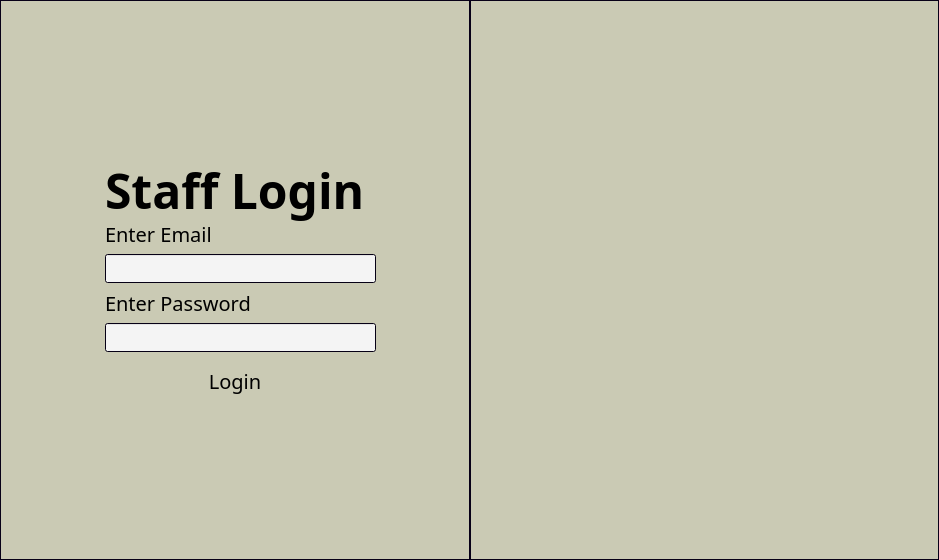
Gearworks-Software/BSS-Application-System, file frontend-desktop/mainwindow.ui: the form before one commit.
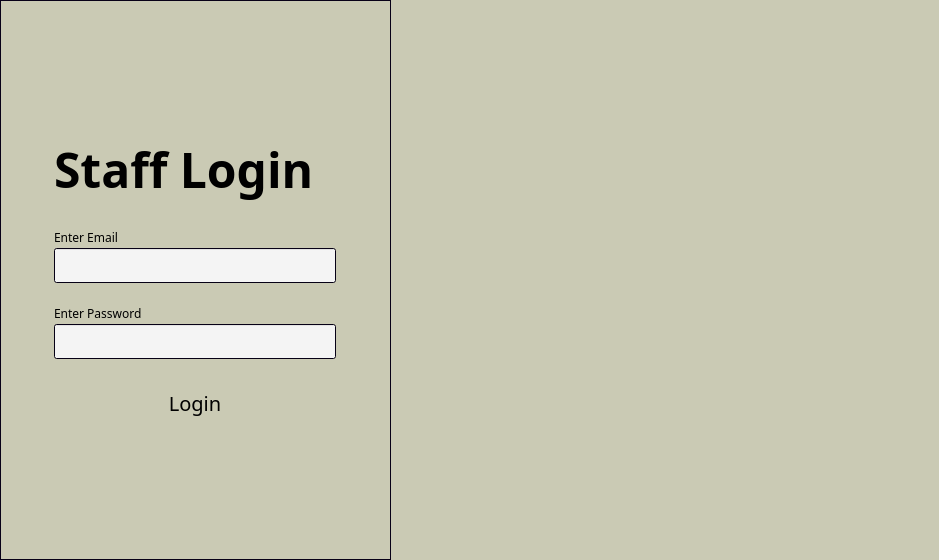
The form after the commit. The open tabs and pages were chosen to show the change. Icons and pictures are not drawn.

Commit message: style: update app to dark theme

Patch:
```diff
--- a/frontend-desktop/mainwindow.ui
+++ b/frontend-desktop/mainwindow.ui
@@ -201,7 +201,7 @@
         </property>
         <item row="0" column="0">
          <widget class="QWidget" name="login_screen" native="true">
-          <layout class="QHBoxLayout" name="horizontalLayout_2" stretch="0,0">
+          <layout class="QHBoxLayout" name="horizontalLayout_2" stretch="5,7">
            <property name="spacing">
             <number>0</number>
            </property>
@@ -280,11 +280,8 @@
               <enum>QFrame::Shadow::Raised</enum>
              </property>
              <layout class="QHBoxLayout" name="horizontalLayout_6">
-              <property name="sizeConstraint">
-               <enum>QLayout::SizeConstraint::SetMaximumSize</enum>
-              </property>
-              <item alignment="Qt::AlignmentFlag::AlignHCenter|Qt::AlignmentFlag::AlignVCenter">
-               <widget class="QFrame" name="login_form_4">
+              <item>
+               <widget class="QFrame" name="login_form">
                 <property name="sizePolicy">
                  <sizepolicy hsizetype="Minimum" vsizetype="Minimum">
                   <horstretch>0</horstretch>
@@ -294,23 +291,41 @@
                 <property name="minimumSize">
                  <size>
                   <width>300</width>
-                  <height>300</height>
+                  <height>340</height>
                  </size>
                 </property>
+                <property name="maximumSize">
+                 <size>
+                  <width>300</width>
+                  <height>340</height>
+                 </size>
+                </property>
+                <property name="autoFillBackground">
+                 <bool>false</bool>
+                </property>
                 <property name="frameShape">
                  <enum>QFrame::Shape::NoFrame</enum>
                 </property>
                 <property name="frameShadow">
-                 <enum>QFrame::Shadow::Raised</enum>
+                 <enum>QFrame::Shadow::Plain</enum>
                 </property>
+                <layout class="QVBoxLayout" name="verticalLayout_3">
+                 <property name="spacing">
+                  <number>0</number>
+                 </property>
+                 <property name="topMargin">
+                  <number>0</number>
+                 </property>
+                 <property name="bottomMargin">
+                  <number>0</number>
+                 </property>
+                 <item>
                 <widget class="QLabel" name="login_header">
-                 <property name="geometry">
-                  <rect>
-                   <x>20</x>
-                   <y>30</y>
-                   <width>301</width>
-                   <height>61</height>
-                  </rect>
+                   <property name="sizePolicy">
+                    <sizepolicy hsizetype="Preferred" vsizetype="Maximum">
+                     <horstretch>0</horstretch>
+                     <verstretch>0</verstretch>
+                    </sizepolicy>
                  </property>
                  <property name="font">
                   <font>
@@ -327,257 +342,276 @@
                   <bool>true</bool>
                  </property>
                 </widget>
-                <widget class="QPushButton" name="login_button">
-                 <property name="geometry">
-                  <rect>
-                   <x>90</x>
-                   <y>230</y>
-                   <width>120</width>
-                   <height>41</height>
-                  </rect>
-                 </property>
-                 <property name="palette">
-                  <palette>
-                   <active>
-                    <colorrole role="Button">
-                     <brush brushstyle="SolidPattern">
-                      <color alpha="255">
-                       <red>2</red>
-                       <green>115</green>
-                       <blue>74</blue>
-                      </color>
-                     </brush>
-                    </colorrole>
-                    <colorrole role="Text">
-                     <brush brushstyle="SolidPattern">
-                      <color alpha="255">
-                       <red>255</red>
-                       <green>255</green>
-                       <blue>255</blue>
-                      </color>
-                     </brush>
-                    </colorrole>
-                   </active>
-                   <inactive>
-                    <colorrole role="Button">
-                     <brush brushstyle="SolidPattern">
-                      <color alpha="255">
-                       <red>2</red>
-                       <green>115</green>
-                       <blue>74</blue>
-                      </color>
-                     </brush>
-                    </colorrole>
-                    <colorrole role="Text">
-                     <brush brushstyle="SolidPattern">
-                      <color alpha="255">
-                       <red>255</red>
-                       <green>255</green>
-                       <blue>255</blue>
-                      </color>
-                     </brush>
-                    </colorrole>
-                   </inactive>
-                   <disabled>
-                    <colorrole role="Button">
-                     <brush brushstyle="SolidPattern">
-                      <color alpha="107">
-                       <red>255</red>
-                       <green>255</green>
-                       <blue>255</blue>
-                      </color>
-                     </brush>
-                    </colorrole>
-                    <colorrole role="ButtonText">
-                     <brush brushstyle="SolidPattern">
-                      <color alpha="135">
-                       <red>255</red>
-                       <green>255</green>
-                       <blue>255</blue>
-                      </color>
-                     </brush>
-                    </colorrole>
-                   </disabled>
-                  </palette>
-                 </property>
-                 <property name="font">
-                  <font>
-                   <family>Montserrat</family>
-                   <pointsize>15</pointsize>
-                   <italic>false</italic>
-                   <bold>false</bold>
-                  </font>
-                 </property>
-                 <property name="text">
-                  <string>Login</string>
-                 </property>
-                 <property name="flat">
-                  <bool>true</bool>
-                 </property>
-                </widget>
-                <widget class="QWidget" name="layoutWidget">
-                 <property name="geometry">
-                  <rect>
-                   <x>20</x>
-                   <y>90</y>
-                   <width>271</width>
-                   <height>132</height>
-                  </rect>
-                 </property>
+                 </item>
+                 <item>
                  <layout class="QGridLayout" name="login_fields">
-                  <item row="1" column="0">
-                   <widget class="QLineEdit" name="email_field">
-                    <property name="palette">
-                     <palette>
-                      <active>
-                       <colorrole role="Text">
-                        <brush brushstyle="SolidPattern">
-                         <color alpha="255">
-                          <red>30</red>
-                          <green>30</green>
-                          <blue>30</blue>
-                         </color>
-                        </brush>
-                       </colorrole>
-                       <colorrole role="Base">
-                        <brush brushstyle="SolidPattern">
-                         <color alpha="255">
-                          <red>244</red>
-                          <green>244</green>
-                          <blue>244</blue>
-                         </color>
-                        </brush>
-                       </colorrole>
-                      </active>
-                      <inactive>
-                       <colorrole role="Text">
-                        <brush brushstyle="SolidPattern">
-                         <color alpha="255">
-                          <red>30</red>
-                          <green>30</green>
-                          <blue>30</blue>
-                         </color>
-                        </brush>
-                       </colorrole>
-                       <colorrole role="Base">
-                        <brush brushstyle="SolidPattern">
-                         <color alpha="255">
-                          <red>244</red>
-                          <green>244</green>
-                          <blue>244</blue>
-                         </color>
-                        </brush>
-                       </colorrole>
-                      </inactive>
-                      <disabled/>
-                     </palette>
-                    </property>
-                    <property name="font">
-                     <font>
-                      <family>Montserrat</family>
-                      <pointsize>14</pointsize>
-                      <italic>false</italic>
-                      <bold>false</bold>
-                      <kerning>true</kerning>
-                     </font>
-                    </property>
-                    <property name="text">
-                     <string/>
-                    </property>
-                   </widget>
-                  </item>
-                  <item row="2" column="0">
+                   <property name="verticalSpacing">
+                    <number>2</number>
+                   </property>
+                   <item row="3" column="0">
                    <widget class="QLabel" name="password_label">
-                    <property name="font">
-                     <font>
-                      <family>Montserrat</family>
-                      <pointsize>15</pointsize>
-                      <italic>false</italic>
-                      <bold>false</bold>
-                      <kerning>true</kerning>
-                     </font>
+                     <property name="sizePolicy">
+                      <sizepolicy hsizetype="Preferred" vsizetype="Maximum">
+                       <horstretch>0</horstretch>
+                       <verstretch>0</verstretch>
+                      </sizepolicy>
                     </property>
                     <property name="text">
                      <string>Enter Password</string>
                     </property>
                    </widget>
                   </item>
+                   <item row="4" column="0">
+                    <widget class="QLineEdit" name="password_field">
+                     <property name="palette">
+                      <palette>
+                       <active>
+                        <colorrole role="Text">
+                         <brush brushstyle="SolidPattern">
+                          <color alpha="255">
+                           <red>30</red>
+                           <green>30</green>
+                           <blue>30</blue>
+                          </color>
+                         </brush>
+                        </colorrole>
+                        <colorrole role="Base">
+                         <brush brushstyle="SolidPattern">
+                          <color alpha="255">
+                           <red>244</red>
+                           <green>244</green>
+                           <blue>244</blue>
+                          </color>
+                         </brush>
+                        </colorrole>
+                       </active>
+                       <inactive>
+                        <colorrole role="Text">
+                         <brush brushstyle="SolidPattern">
+                          <color alpha="255">
+                           <red>30</red>
+                           <green>30</green>
+                           <blue>30</blue>
+                          </color>
+                         </brush>
+                        </colorrole>
+                        <colorrole role="Base">
+                         <brush brushstyle="SolidPattern">
+                          <color alpha="255">
+                           <red>244</red>
+                           <green>244</green>
+                           <blue>244</blue>
+                          </color>
+                         </brush>
+                        </colorrole>
+                       </inactive>
+                       <disabled/>
+                      </palette>
+                     </property>
+                     <property name="font">
+                      <font>
+                       <family>Montserrat</family>
+                       <pointsize>14</pointsize>
+                       <italic>false</italic>
+                       <bold>false</bold>
+                       <kerning>true</kerning>
+                      </font>
+                     </property>
+                     <property name="echoMode">
+                      <enum>QLineEdit::EchoMode::Password</enum>
+                     </property>
+                    </widget>
+                   </item>
+                   <item row="1" column="0">
+                    <widget class="QLineEdit" name="email_field">
+                     <property name="palette">
+                      <palette>
+                       <active>
+                        <colorrole role="Text">
+                         <brush brushstyle="SolidPattern">
+                          <color alpha="255">
+                           <red>30</red>
+                           <green>30</green>
+                           <blue>30</blue>
+                          </color>
+                         </brush>
+                        </colorrole>
+                        <colorrole role="Base">
+                         <brush brushstyle="SolidPattern">
+                          <color alpha="255">
+                           <red>244</red>
+                           <green>244</green>
+                           <blue>244</blue>
+                          </color>
+                         </brush>
+                        </colorrole>
+                       </active>
+                       <inactive>
+                        <colorrole role="Text">
+                         <brush brushstyle="SolidPattern">
+                          <color alpha="255">
+                           <red>30</red>
+                           <green>30</green>
+                           <blue>30</blue>
+                          </color>
+                         </brush>
+                        </colorrole>
+                        <colorrole role="Base">
+                         <brush brushstyle="SolidPattern">
+                          <color alpha="255">
+                           <red>244</red>
+                           <green>244</green>
+                           <blue>244</blue>
+                          </color>
+                         </brush>
+                        </colorrole>
+                       </inactive>
+                       <disabled/>
+                      </palette>
+                     </property>
+                     <property name="font">
+                      <font>
+                       <family>Montserrat</family>
+                       <pointsize>14</pointsize>
+                       <italic>false</italic>
+                       <bold>false</bold>
+                       <kerning>true</kerning>
+                      </font>
+                     </property>
+                     <property name="text">
+                      <string/>
+                     </property>
+                    </widget>
+                   </item>
                   <item row="0" column="0">
                    <widget class="QLabel" name="email_label">
-                    <property name="font">
-                     <font>
-                      <family>Montserrat</family>
-                      <pointsize>15</pointsize>
-                      <italic>false</italic>
-                      <bold>false</bold>
-                      <kerning>true</kerning>
-                     </font>
+                     <property name="sizePolicy">
+                      <sizepolicy hsizetype="Preferred" vsizetype="Maximum">
+                       <horstretch>0</horstretch>
+                       <verstretch>0</verstretch>
+                      </sizepolicy>
                     </property>
                     <property name="text">
                      <string>Enter Email</string>
                     </property>
                    </widget>
                   </item>
-                  <item row="3" column="0">
-                   <widget class="QLineEdit" name="password_field">
+                   <item row="2" column="0">
+                    <spacer name="horizontalSpacer">
+                     <property name="orientation">
+                      <enum>Qt::Orientation::Vertical</enum>
+                     </property>
+                     <property name="sizeType">
+                      <enum>QSizePolicy::Policy::Maximum</enum>
+                     </property>
+                     <property name="sizeHint" stdset="0">
+                      <size>
+                       <width>20</width>
+                       <height>20</height>
+                      </size>
+                     </property>
+                    </spacer>
+                   </item>
+                  </layout>
+                 </item>
+                 <item alignment="Qt::AlignmentFlag::AlignHCenter">
+                  <widget class="QPushButton" name="login_button">
+                   <property name="sizePolicy">
+                    <sizepolicy hsizetype="Maximum" vsizetype="Maximum">
+                     <horstretch>0</horstretch>
+                     <verstretch>0</verstretch>
+                    </sizepolicy>
+                   </property>
+                   <property name="minimumSize">
+                    <size>
+                     <width>80</width>
+                     <height>35</height>
+                    </size>
+                   </property>
                     <property name="palette">
                      <palette>
                       <active>
-                       <colorrole role="Text">
+                      <colorrole role="Button">
                         <brush brushstyle="SolidPattern">
                          <color alpha="255">
-                          <red>30</red>
-                          <green>30</green>
-                          <blue>30</blue>
+                         <red>2</red>
+                         <green>115</green>
+                         <blue>74</blue>
                          </color>
                         </brush>
                        </colorrole>
-                       <colorrole role="Base">
+                      <colorrole role="Text">
                         <brush brushstyle="SolidPattern">
                          <color alpha="255">
-                          <red>244</red>
-                          <green>244</green>
-                          <blue>244</blue>
+                         <red>255</red>
+                         <green>255</green>
+                         <blue>255</blue>
                          </color>
                         </brush>
                        </colorrole>
                       </active>
                       <inactive>
-                       <colorrole role="Text">
+                      <colorrole role="Button">
                         <brush brushstyle="SolidPattern">
                          <color alpha="255">
-                          <red>30</red>
-                          <green>30</green>
-                          <blue>30</blue>
+                         <red>2</red>
+                         <green>115</green>
+                         <blue>74</blue>
                          </color>
                         </brush>
                        </colorrole>
-                       <colorrole role="Base">
+                      <colorrole role="Text">
                         <brush brushstyle="SolidPattern">
                          <color alpha="255">
-                          <red>244</red>
-                          <green>244</green>
-                          <blue>244</blue>
+                         <red>255</red>
+                         <green>255</green>
+                         <blue>255</blue>
                          </color>
                         </brush>
                        </colorrole>
                       </inactive>
-                      <disabled/>
+                     <disabled>
+                      <colorrole role="Button">
+                       <brush brushstyle="SolidPattern">
+                        <color alpha="107">
+                         <red>255</red>
+                         <green>255</green>
+                         <blue>255</blue>
+                        </color>
+                       </brush>
+                      </colorrole>
+                      <colorrole role="ButtonText">
+                       <brush brushstyle="SolidPattern">
+                        <color alpha="135">
+                         <red>255</red>
+                         <green>255</green>
+                         <blue>255</blue>
+                        </color>
+                       </brush>
+                      </colorrole>
+                     </disabled>
                      </palette>
                     </property>
                     <property name="font">
                      <font>
                       <family>Montserrat</family>
-                      <pointsize>14</pointsize>
+                     <pointsize>15</pointsize>
                       <italic>false</italic>
                       <bold>false</bold>
-                      <kerning>true</kerning>
-                     </font>
-                    </property>
+                    </font>
+                   </property>
+                   <property name="cursor">
+                    <cursorShape>PointingHandCursor</cursorShape>
+                   </property>
+                   <property name="text">
+                    <string>Login</string>
+                   </property>
+                   <property name="flat">
+                    <bool>true</bool>
+                   </property>
                    </widget>
                   </item>
                  </layout>
-                </widget>
                </widget>
               </item>
              </layout>
@@ -592,7 +626,7 @@
               </size>
              </property>
              <property name="frameShape">
-              <enum>QFrame::Shape::StyledPanel</enum>
+              <enum>QFrame::Shape::NoFrame</enum>
              </property>
              <property name="frameShadow">
               <enum>QFrame::Shadow::Raised</enum>
```
Left out of the diff: 159 changed lines with no effect on the pictures. Lines whose indentation alone changed are shown as unchanged. The commit also changes 1 other file.
